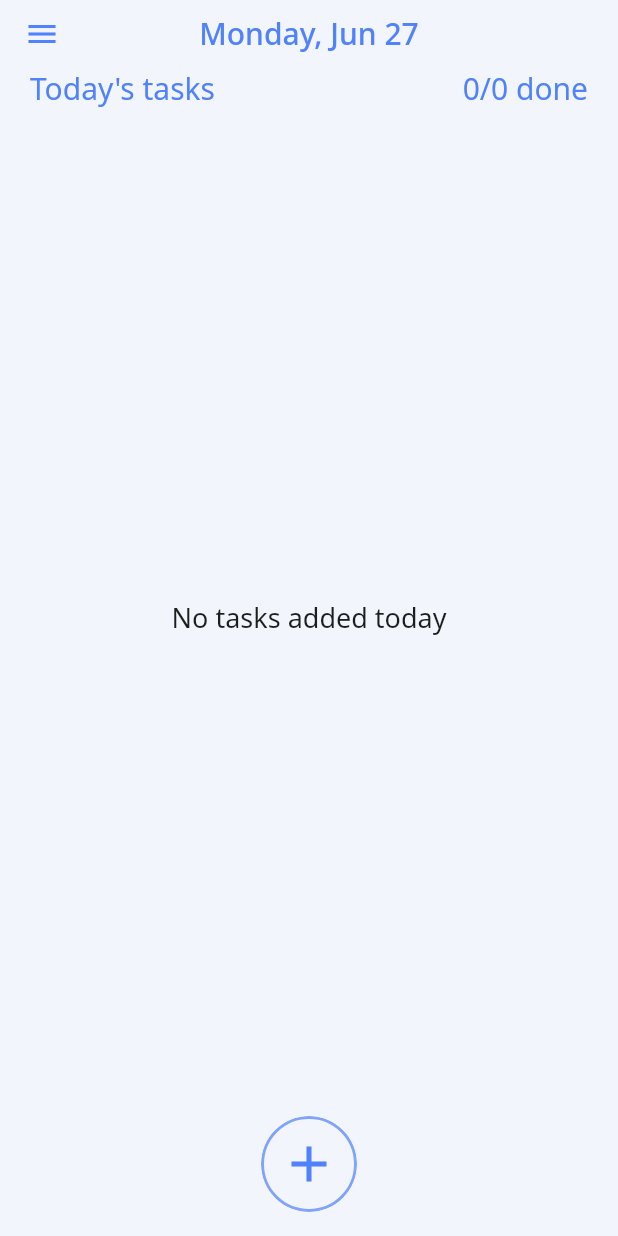
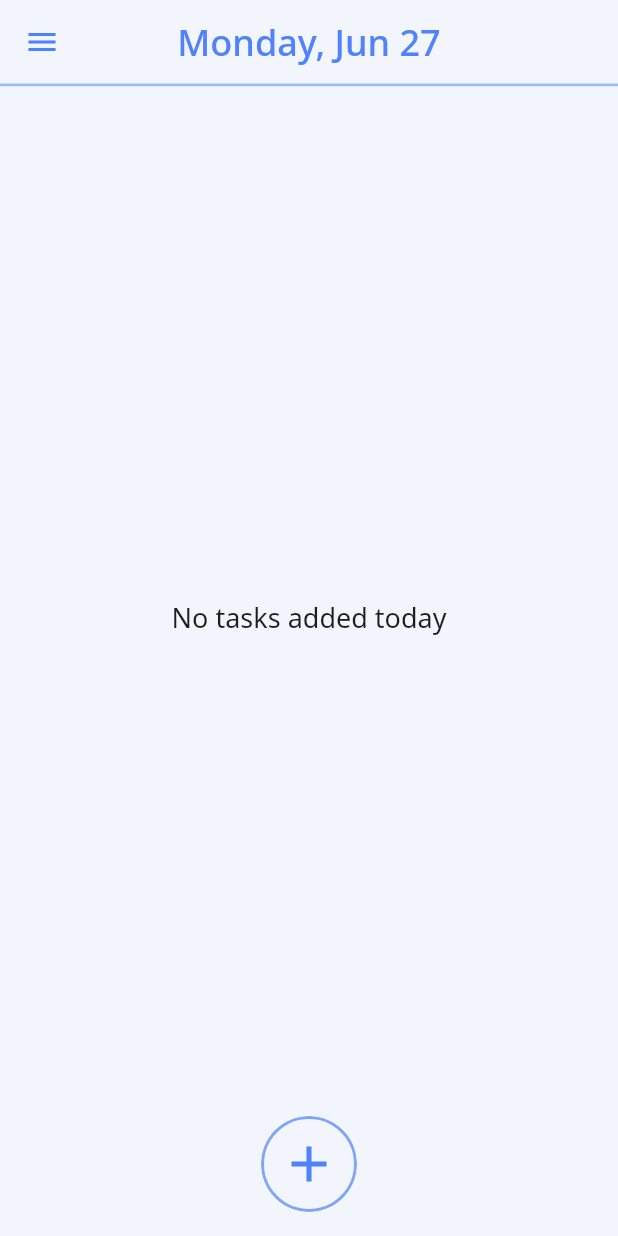
Before and after one commit to abhishek459/productivity, a Flutter app: the screen it shows after launch, on a phone screen of 412 x 824 dp. Run offline on Flutter 3.47's test engine with Material 2 defaults, Android fonts, the phone set to English and light mode, and no system bars; our stand-ins replace google_fonts, sqflite; accounts and stored records are empty.

Commit message:
UI Changes

```diff
--- a/lib/models/task_model.dart
+++ b/lib/models/task_model.dart
@@ -34,6 +34,8 @@ class TaskModel with ChangeNotifier {
     completedOn = DateTime.now();
     notifyListeners();
     DBHelper.markTaskAsComplete(
-        timeStamp.toIso8601String(), completedOn!.toIso8601String());
+      timeStamp.toIso8601String(),
+      completedOn!.toIso8601String(),
+    );
   }
 }
--- a/lib/providers/task_provider.dart
+++ b/lib/providers/task_provider.dart
@@ -9,8 +9,6 @@ class TaskProvider with ChangeNotifier {
 
   List<TaskModel> get getTasks => _tasks;
   List<TaskModel> get getAllTasks => _allTasks;
-  int get completedTasks =>
-      _tasks.where((element) => element.isCompleted == true).length;
 
   Future<void> fetchAndSetTodaysTasks() async {
     final List<Map<String, Object?>> dataList =
--- a/lib/screens/home/main.dart
+++ b/lib/screens/home/main.dart
@@ -1,13 +1,11 @@
 import 'dart:ui';
 
+import 'package:flutter/gestures.dart';
 import 'package:flutter/material.dart';
 import 'package:intl/intl.dart';
-import 'package:productivity/providers/task_provider.dart';
-import 'package:productivity/widgets/main_drawer.dart';
-import 'package:provider/provider.dart';
 
-import '../../widgets/glassmorphic_cover.dart';
-import '../../widgets/notosans_text.dart';
+import '../../widgets/main_drawer.dart';
+import '../../widgets/my_appbar.dart';
 import './todays_task_list.dart';
 import 'task-input/task_input_form.dart';
 
@@ -20,10 +18,15 @@ class HomeScreen extends StatelessWidget {
       extendBodyBehindAppBar: true,
       appBar: PreferredSize(
         preferredSize:
-            Size.fromHeight(MediaQuery.of(context).size.height * 0.1),
-        child: const MyAppBar(),
+            Size.fromHeight(MediaQuery.of(context).size.height * 0.07),
+        child: MyAppBar(
+          appBarTitle: DateFormat('EEEE, MMM d').format(
+            DateTime.now(),
+          ),
+        ),
       ),
       drawer: const MainDrawer(),
+      drawerDragStartBehavior: DragStartBehavior.down,
       body: const TodaysTasksList(),
       floatingActionButton: InkWell(
         customBorder: const CircleBorder(),
@@ -55,49 +58,6 @@ class HomeScreen extends StatelessWidget {
   }
 }
 
-class MyAppBar extends StatelessWidget {
-  const MyAppBar({Key? key}) : super(key: key);
-
-  @override
-  Widget build(BuildContext context) {
-    TaskProvider taskProvider = Provider.of<TaskProvider>(context);
-    return GlassMorphicEffect(
-      child: AppBar(
-        bottom: PreferredSize(
-          preferredSize: const Size.fromHeight(0),
-          child: Padding(
-            padding: const EdgeInsets.only(left: 20, right: 20, bottom: 10),
-            child: Row(
-              mainAxisAlignment: MainAxisAlignment.spaceBetween,
-              children: [
-                const NotoSansText(
-                  text: 'Today\'s tasks',
-                  fontSize: 20,
-                  color: Color.fromRGBO(80, 130, 252, 1),
-                ),
-                Consumer(builder: (context, value, _) {
-                  return NotoSansText(
-                    text:
-                        '${taskProvider.completedTasks}/${taskProvider.getTasks.length} done',
-                    fontSize: 20,
-                    color: Theme.of(context).hintColor,
-                  );
-                }),
-              ],
-            ),
-          ),
-        ),
-        foregroundColor: Theme.of(context).hintColor,
-        backgroundColor: Colors.transparent,
-        title: NotoSansText(
-          text: DateFormat('EEEE, MMM d').format(DateTime.now()),
-        ),
-        centerTitle: true,
-      ),
-    );
-  }
-}
-
 class CircularGlassMorphicEffect extends StatelessWidget {
   final Widget child;
   const CircularGlassMorphicEffect({Key? key, required this.child})
--- a/lib/screens/home/todays_task_list.dart
+++ b/lib/screens/home/todays_task_list.dart
@@ -119,7 +119,7 @@ class LeadingIcon extends StatelessWidget {
         onTap: () => TaskMethods.markTaskAsComplete(context, taskItem),
         child: const Icon(
           Icons.circle_outlined,
-          color: Colors.green,
+          color: Color.fromRGBO(80, 130, 252, 0.8),
           size: 35,
         ),
       );
--- /dev/null
+++ b/lib/widgets/my_appbar.dart
@@ -0,0 +1,34 @@
+import 'package:flutter/material.dart';
+
+import './glassmorphic_cover.dart';
+import './notosans_text.dart';
+
+class MyAppBar extends StatelessWidget {
+  final String appBarTitle;
+  const MyAppBar({Key? key, required this.appBarTitle}) : super(key: key);
+
+  @override
+  Widget build(BuildContext context) {
+    return GlassMorphicEffect(
+      child: Container(
+        decoration: const BoxDecoration(
+          border: Border(
+            bottom: BorderSide(
+              width: 2,
+              color: Color.fromRGBO(80, 130, 252, 0.5),
+            ),
+          ),
+        ),
+        child: AppBar(
+          foregroundColor: Theme.of(context).hintColor,
+          backgroundColor: Colors.transparent,
+          title: NotoSansText(
+            text: appBarTitle,
+            fontSize: 24,
+          ),
+          centerTitle: true,
+        ),
+      ),
+    );
+  }
+}
```
Also changed, not shown: lib/screens/tasks/all_tasks_list.dart (+10 -2 lines), lib/utils/date_methods.dart (+7 -4 lines), 1 other file.
